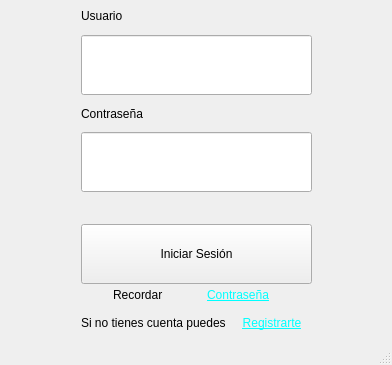
Qt form mainwindow.ui (Sunimik1975/ihm_4connect) before a commit.
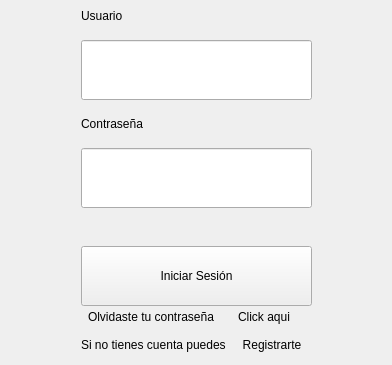
The same form after that commit.

Commit message: la tabla cambia de color

Patch:
```diff
--- a/mainwindow.ui
+++ b/mainwindow.ui
@@ -193,9 +193,7 @@
         <item>
          <widget class="QPushButton" name="registerLabel">
           <property name="styleSheet">
-           <string notr="true">font: 9pt &quot;Segoe UI&quot;;
-text-decoration: underline;
-color: rgb(0, 255, 255);</string>
+           <string notr="true"/>
           </property>
           <property name="text">
            <string>Registrarte</string>
@@ -267,7 +265,7 @@
              </sizepolicy>
             </property>
             <property name="text">
-             <string>Recordar</string>
+             <string>Olvidaste tu contraseña</string>
             </property>
            </widget>
           </item>
@@ -280,12 +278,10 @@
              </sizepolicy>
             </property>
             <property name="styleSheet">
-             <string notr="true">font: 9pt &quot;Segoe UI&quot;;
-text-decoration: underline;
-color: rgb(0, 255, 255);</string>
+             <string notr="true"/>
             </property>
             <property name="text">
-             <string>Contraseña</string>
+             <string>Click aqui</string>
             </property>
             <property name="flat">
              <bool>true</bool>
@@ -307,17 +303,6 @@
     </item>
    </layout>
   </widget>
-  <widget class="QMenuBar" name="menubar">
-   <property name="geometry">
-    <rect>
-     <x>0</x>
-     <y>0</y>
-     <width>392</width>
-     <height>17</height>
-    </rect>
-   </property>
-  </widget>
-  <widget class="QStatusBar" name="statusbar"/>
  </widget>
  <resources/>
  <connections/>
```
Left out of the diff: 2 changed lines with no effect on the pictures. The commit also changes 13 other files.
